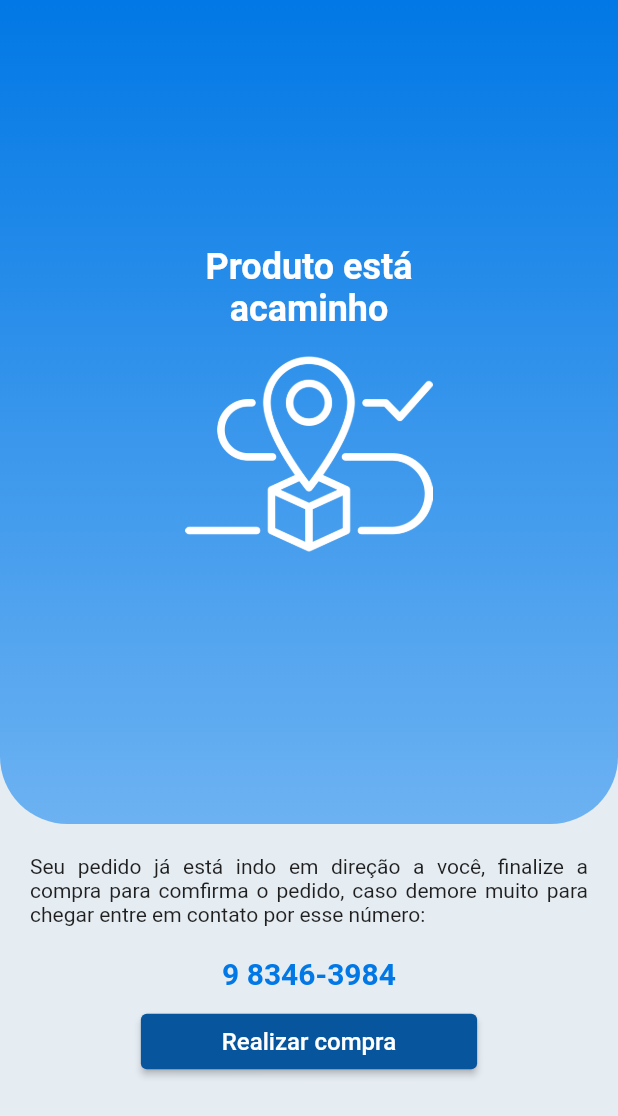
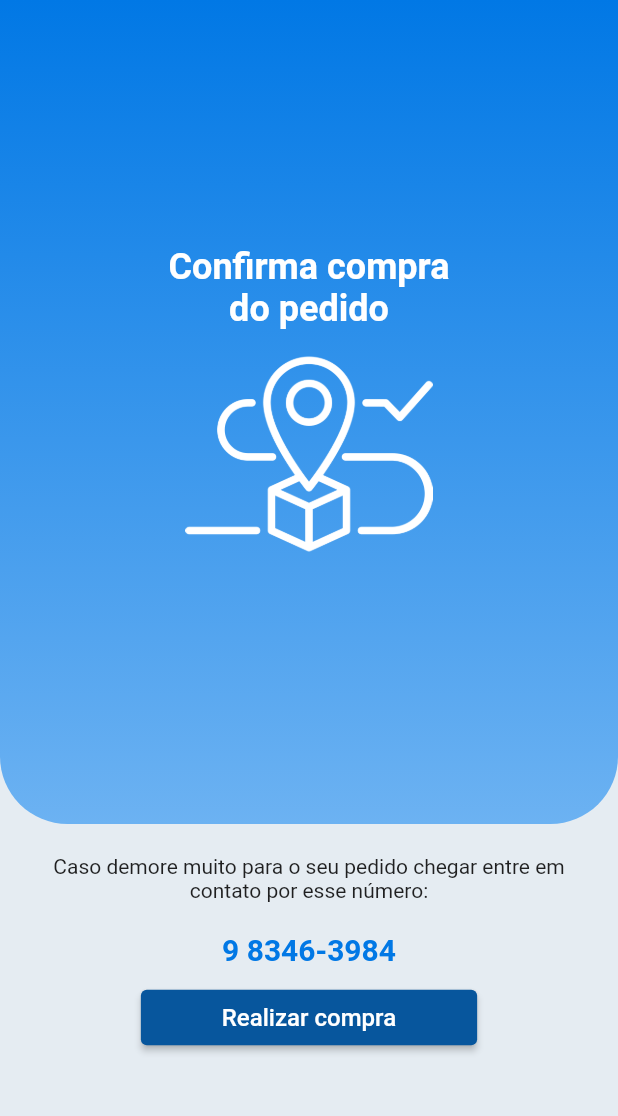
Before and after one commit to Kevin-Sarges/app-agua, a Flutter app: the CheckedScreen screen opened by its route, on a phone screen of 412 x 824 dp. Shown: the top 1116 px of the screen. Run offline on Flutter 3.47's test engine with Material 2 defaults, Android fonts, the phone set to English and light mode, and no system bars; our stand-ins replace cloud_firestore, dartz, firebase_core, flutter_bloc, geolocator, get_it and 2 more; missing offline and left inert: flutter_config; accounts and stored records are empty.

Commit message:
Alterando tela de checked

```diff
--- a/lib/app/features/checked/presenter/screen/checked_screen.dart
+++ b/lib/app/features/checked/presenter/screen/checked_screen.dart
@@ -71,7 +71,7 @@ class _CheckedScreenState extends State<CheckedScreen> {
                             const SizedBox(
                               width: 200,
                               child: Text(
-                                'Produto está acaminho',
+                                'Confirma compra do pedido',
                                 textAlign: TextAlign.center,
                                 style: TextStyle(
                                   fontSize: 24,
@@ -97,8 +97,8 @@ class _CheckedScreenState extends State<CheckedScreen> {
                           const Padding(
                             padding: EdgeInsets.all(20.0),
                             child: Text(
-                              'Seu pedido já está indo em direção a você, finalize a compra para comfirma o pedido, caso demore muito para chegar entre em contato por esse número: ',
-                              textAlign: TextAlign.justify,
+                              'Caso demore muito para o seu pedido chegar entre em contato por esse número: ',
+                              textAlign: TextAlign.center,
                               style: TextStyle(
                                 fontSize: 14,
                               ),
```
